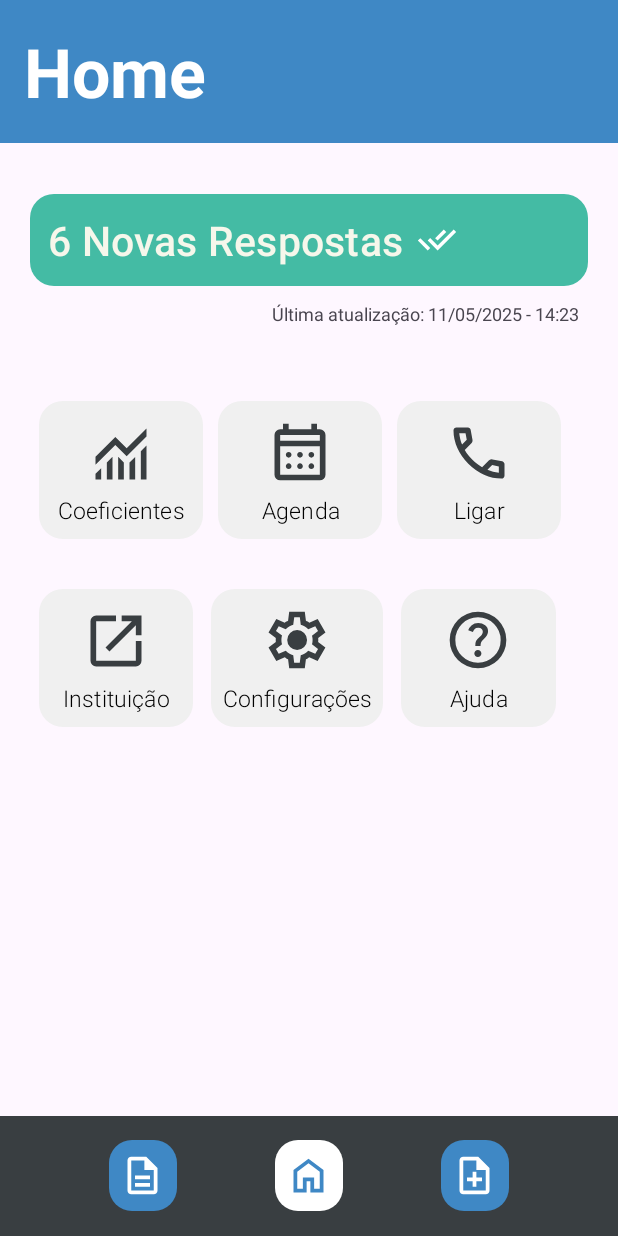
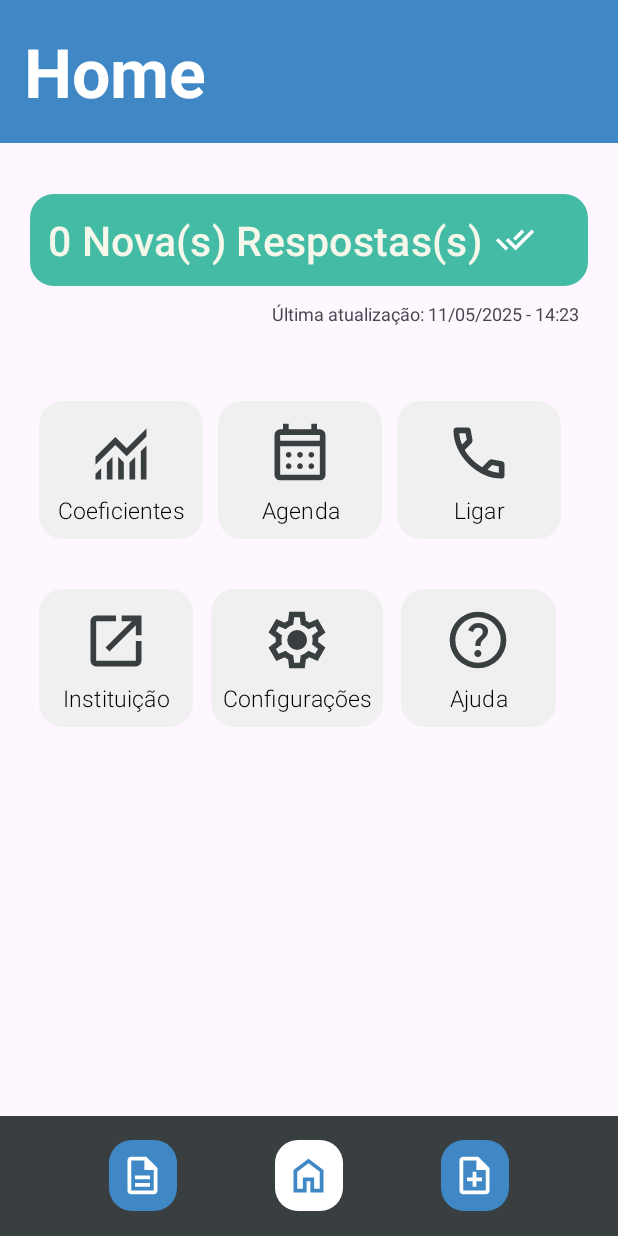
Before and after one commit to Marcos-UFV/Solicitacoes-e-Atendimentos, an Android app: the MainActivity screen opened directly, with no data from a screen before it, on a phone screen of 412 x 824 dp. Run offline under Robolectric (Android 15) with nearby library versions, the phone set to English and light mode, and no system bars.

Commit message:
feat: app data base

```diff
--- a/app/src/main/java/br/com/ufv/inf311/solicitaedu/MainActivity.java
+++ b/app/src/main/java/br/com/ufv/inf311/solicitaedu/MainActivity.java
@@ -1,20 +1,31 @@
 package br.com.ufv.inf311.solicitaedu;
 
 import android.content.Intent;
+import android.database.Cursor;
 import android.net.Uri;
 import android.os.Bundle;
 import android.app.Activity;
+import android.util.Log;
 import android.view.View;
+import android.widget.Toast;
 
-import java.util.Calendar;
+import com.google.android.material.button.MaterialButton;
+
+import br.com.ufv.inf311.solicitaedu.utils.DataBaseSingleton;
 
 
 public class MainActivity extends Activity {
+
+    DataBaseSingleton db;
+
     @Override
     protected void onCreate(Bundle savedInstanceState) {
         super.onCreate(savedInstanceState);
         setContentView(R.layout.activity_main);
 
+        db = DataBaseSingleton.getInstance(this);
+
+        initNotifications();
         ActivityBuilder.build(this, "Home");
     }
 
@@ -39,6 +50,18 @@ public class MainActivity extends Activity {
         startActivity(it);
     }
 
+    public void initNotifications() {
+        MaterialButton bttn = (MaterialButton) findViewById(R.id.notifsButton);
+        int total = 0; String rest = " Nova(s) Respostas(s)";
+
+        Cursor c = db.search("Notification", new String[]{"lastSeenID"}, "", "");
+        if(c.getCount() != 0){
+
+        }
+
+        bttn.setText(total + rest);
+    }
+
     // === FOOTER BUTTONS ===
     // Do nothing, since it's the current Activity.
     public void openHomeActivity(View v) {
--- /dev/null
+++ b/app/src/main/java/br/com/ufv/inf311/solicitaedu/utils/DataBaseSingleton.java
@@ -0,0 +1,103 @@
+package br.com.ufv.inf311.solicitaedu.utils;
+
+import android.content.ContentValues;
+import android.content.Context;
+import android.database.Cursor;
+import android.database.sqlite.SQLiteDatabase;
+import android.util.Log;
+
+public final class DataBaseSingleton {
+    protected SQLiteDatabase db;
+    private final String DB_NAME = "SOLICITA_db";
+    private static DataBaseSingleton INSTANCE;
+    private final String[] SCRIPT_DATABASE_CREATE = new String[] {
+            "CREATE TABLE Notification (id INTEGER PRIMARY KEY AUTOINCREMENT, lastSeenID INTEGER); ",
+
+            "CREATE TABLE Login (id INTEGER PRIMARY KEY AUTOINCREMENT, email TEXT, senha TEXT, lastLogin TEXT);",
+            "INSERT INTO Login (email, senha, lastLogin) VALUES (NULL, NULL, '01/01/1900');"};
+
+    private DataBaseSingleton(Context ctx) {
+        // Abre o banco de dados já existente ou então cria um banco novo
+        db = ctx.openOrCreateDatabase(DB_NAME, Context.MODE_PRIVATE, null);
+
+        // busca por tabelas existentes no banco igual "show tables" do MySQL
+        // SELECT * FROM sqlite_master WHERE type = "table"
+        Cursor c = search("sqlite_master", null, "type = 'table'", "");
+
+        // Cria tabelas do banco de dados caso o mesmo estiver vazio.
+        if(c.getCount() == 1){
+            for(int i = 0; i < SCRIPT_DATABASE_CREATE.length; i++){
+                db.execSQL(SCRIPT_DATABASE_CREATE[i]);
+            } Log.i("BANCO_DADOS", "Criou tabelas do banco e as populou.");
+        }
+
+        c.close();
+        Log.i("BANCO_DADOS", "Abriu conexão com o banco.");
+    }
+
+    // Insere um novo registro
+    public long insert(String tabela, ContentValues valores) {
+        long id = db.insert(tabela, null, valores);
+
+        Log.i("BANCO_DADOS", "Cadastrou registro com o id [" + id + "]");
+        return id;
+    }
+
+    // Atualiza registros
+    public int update(String tabela, ContentValues valores, String where) {
+        int count = db.update(tabela, valores, where, null);
+        Log.i("BANCO_DADOS", "Atualizou [" + count + "] registros");
+        return count;
+    }
+
+    // Deleta registros
+    public int delete(String tabela, String where) {
+        int count = db.delete(tabela, where, null);
+        Log.i("BANCO_DADOS", "Deletou [" + count + "] registros");
+        return count;
+    }
+
+    // Busca registros
+    public Cursor search(String tabela, String colunas[], String where, String orderBy) {
+        Cursor c;
+        if(!where.equals(""))
+            c = db.query(tabela, colunas, where, null, null, null, orderBy);
+        else
+            c = db.query(tabela, colunas, null, null, null, null, orderBy);
+        Log.i("BANCO_DADOS", "Realizou uma busca e retornou [" + c.getCount() + "] registros.");
+        return c;
+    }
+
+    // Abre conexão com o banco
+    private void open(Context ctx) {
+        if(!db.isOpen()) {
+            // Abre o banco de dados já existente
+            db = ctx.openOrCreateDatabase(DB_NAME, Context.MODE_PRIVATE, null);
+            Log.i("BANCO_DADOS", "Abriu conexão com o banco.");
+        } else {
+            Log.i("BANCO_DADOS", "Conexão com o banco já estava aberta.");
+        }
+    }
+
+    //Retorna a única instância existente dessa classe para qualquer parte do projeto
+    public static DataBaseSingleton getInstance(Context ctx){
+        if(INSTANCE == null) INSTANCE = new DataBaseSingleton(ctx);
+        INSTANCE.open(ctx);   //abre conexão se estiver fechada
+        return INSTANCE;
+    }
+
+    // Fecha conexão com o banco
+    public void close() {
+        if (db != null && db.isOpen()) {
+            db.close();
+            Log.i("BANCO_DADOS", "Fechou conexão com o Banco.");
+        }
+    }
+
+    public void resetDatabase(Context ctx) {
+        Log.i("BANCO_DADOS", "Resetando o Banco de Dados.");
+        close(); // Fecha a conexão atual, se aberta
+        ctx.deleteDatabase(DB_NAME); // Deleta o arquivo do banco
+        INSTANCE = null; // Opcional: força recriação da instância, para reiniciar tudo
+    }
+}
--- a/app/src/main/res/layout/activity_main.xml
+++ b/app/src/main/res/layout/activity_main.xml
@@ -28,9 +28,10 @@
             android:layout_marginBottom="40dp">
 
             <com.google.android.material.button.MaterialButton
+                android:id="@+id/notifsButton"
                 android:layout_width="match_parent"
                 android:layout_height="wrap_content"
-                android:text="6 Novas Respostas"
+                android:text="1 Nova(s) Resposta(s)"
                 android:textColor="@color/SOLICITA_white"
                 android:textSize="27sp"
                 android:textAllCaps="false"
```
